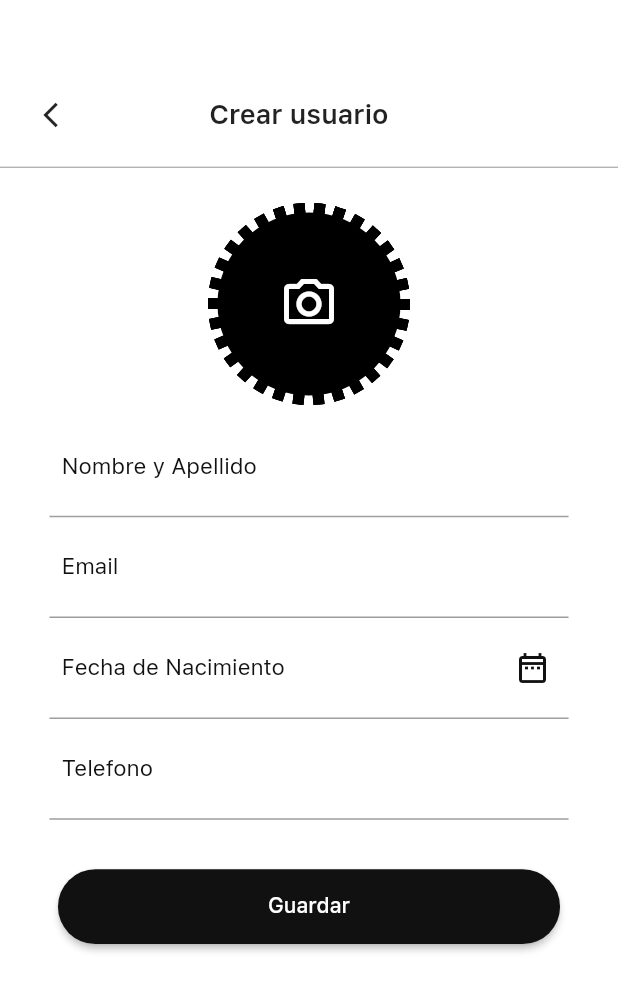
After one commit to arenauniverse/Softuvo-Flutter, a Flutter app: the CreateUserView screen opened directly, on a phone screen of 412 x 824 dp. The commit adds this screen. Shown: the top 991 px of the screen. Run offline on Flutter 3.47's test engine with Material 2 defaults, Android fonts, the phone set to English and light mode, and no system bars; our stand-ins replace flutter_svg, flutter_switch, google_sign_in; missing offline and left inert: flutter_facebook_login; project files that could hold a hidden picture were left out.

Commit message:
create user ui

```diff
--- a/lib/CommonWidgets/buttons.dart
+++ b/lib/CommonWidgets/buttons.dart
@@ -27,7 +27,9 @@ class ButtonsWidget extends StatelessWidget {
         crossAxisAlignment: CrossAxisAlignment.start,*/
         children: [
           image,
-          SizedBox(width: SizeConfig.blockSizeHorizontal * 8,),
+          SizedBox(
+            width: SizeConfig.blockSizeHorizontal * 8,
+          ),
           Text(title,
               style: TextStyle(
                   color: AppTheme.whiteColor,
--- a/lib/CommonWidgets/cammonMethods.dart
+++ b/lib/CommonWidgets/cammonMethods.dart
@@ -4,3 +4,13 @@ bool validateEmail(String value) {
   RegExp regex = new RegExp(pattern);
   return (!regex.hasMatch(value)) ? false : true;
 }
+
+bool validateMobile(String value) {
+  Pattern pattern = r'(^(?:[+0]9)?[0-9]{10,12}$)';
+  RegExp regex = new RegExp(pattern);
+  return (regex.hasMatch(value
+      .replaceAll(" ", "")
+      .replaceAll("(", "")
+      .replaceAll(")", "")
+      .replaceAll("-", "")));
+}
--- /dev/null
+++ b/lib/CreateUser/CreateUserView.dart
@@ -0,0 +1,287 @@
+import 'dart:math';
+import 'dart:ui';
+
+import 'package:arena_sports_app/theme.dart';
+import 'package:flutter/material.dart';
+
+import '../SizeConfig.dart';
+
+class CreateUserView extends StatefulWidget {
+  @override
+  _CreateUserViewState createState() => _CreateUserViewState();
+}
+
+class _CreateUserViewState extends State<CreateUserView> {
+  @override
+  Widget build(BuildContext context) {
+    return Scaffold(
+      body: Container(
+        margin: EdgeInsets.only(
+          top: SizeConfig.blockSizeVertical * 8.0,
+        ),
+        child: SingleChildScrollView(
+          physics: NeverScrollableScrollPhysics(),
+          child: Column(
+            crossAxisAlignment: CrossAxisAlignment.start,
+            children: [
+              Row(
+                children: [
+                  Container(
+                    margin: EdgeInsets.only(
+                        left: SizeConfig.blockSizeHorizontal * 7,
+                        right: SizeConfig.blockSizeHorizontal * 7),
+                    child: GestureDetector(
+                      onTap: () {
+                        Navigator.pop(context);
+                        // Get.back();
+                      },
+                      child: Icon(
+                        Icons.arrow_back_ios,
+                        size: 20.0,
+                      ),
+                    ),
+                  ),
+                  Center(
+                    child: Container(
+                      margin: EdgeInsets.only(
+                          left: SizeConfig.blockSizeHorizontal * 15),
+                      child: Text(
+                        "Crear usuario",
+                        style: TextStyle(
+                            fontFamily: AppTheme.appFont,
+                            fontWeight: FontWeight.w600,
+                            fontSize: 18),
+                      ),
+                    ),
+                  )
+                ],
+              ),
+              Container(
+                margin: EdgeInsets.only(top: SizeConfig.blockSizeVertical * 2),
+                child: Divider(
+                  thickness: 0.3,
+                  color: AppTheme.blackColor,
+                ),
+              ),
+              Center(
+                child: Container(
+                  child:
+                      CircularBorder() /*ClipRect(
+                    clipBehavior: Clip.hardEdge,
+                    child: CircleAvatar(
+                      radius: 50.0,
+                      child: Icon(
+                        Icons.camera_alt_outlined,
+                        color: AppTheme.whiteColor,
+                      ),
+                      backgroundColor: AppTheme.blackColor,
+                    ),
+                  )*/
+                  ,
+                  margin: EdgeInsets.only(
+                    top: SizeConfig.blockSizeVertical * 1,
+                  ),
+                ),
+              ),
+              Container(
+                margin: EdgeInsets.only(
+                    left: SizeConfig.blockSizeHorizontal * 8,
+                    right: SizeConfig.blockSizeHorizontal * 8),
+                child: Column(
+                  children: [
+                    TextFormField(
+                      cursorColor: Colors.black,
+                      validator: (value) {
+                        if (value == null || value == "") {
+                          return "Enter Valid Nombre y Apellido";
+                        }
+                      },
+                      onFieldSubmitted: (v) {},
+                      decoration: InputDecoration(
+                          contentPadding: EdgeInsets.only(
+                              top: SizeConfig.blockSizeVertical * 2,
+                              bottom: SizeConfig.blockSizeVertical * 2,
+                              left: SizeConfig.blockSizeVertical * 1),
+                          labelText: "Nombre y Apellido",
+                          labelStyle: TextStyle(
+                              fontFamily: AppTheme.appFont,
+                              fontSize: 15.0,
+                              color: AppTheme.blackColor)),
+                      keyboardType: TextInputType.text,
+                      textInputAction: TextInputAction.next,
+                    ),
+                    TextFormField(
+                      cursorColor: AppTheme.blackColor,
+                      decoration: InputDecoration(
+                          contentPadding: EdgeInsets.only(
+                              top: SizeConfig.blockSizeVertical * 2,
+                              bottom: SizeConfig.blockSizeVertical * 2,
+                              left: SizeConfig.blockSizeVertical * 1),
+                          labelText: "Email",
+                          labelStyle: TextStyle(
+                              fontSize: 15.0,
+                              fontFamily: AppTheme.appFont,
+                              color: AppTheme.blackColor)),
+                      keyboardType: TextInputType.emailAddress,
+                      textInputAction: TextInputAction.next,
+                    ),
+                    TextFormField(
+                      cursorColor: AppTheme.blackColor,
+                      validator: (value) {
+                        if (value == null || value == "") {
+                          return "Enter Valid Contraseña";
+                        }
+                      },
+                      onFieldSubmitted: (v) {},
+                      decoration: InputDecoration(
+                          suffixIcon: Icon(
+                            Icons.date_range_outlined,
+                            color: AppTheme.blackColor,
+                          ),
+                          contentPadding: EdgeInsets.only(
+                              top: SizeConfig.blockSizeVertical * 2,
+                              bottom: SizeConfig.blockSizeVertical * 2,
+                              left: SizeConfig.blockSizeVertical * 1),
+                          labelText: "Fecha de Nacimiento",
+                          labelStyle: TextStyle(
+                              fontSize: 15.0,
+                              fontFamily: AppTheme.appFont,
+                              color: AppTheme.blackColor)),
+                      keyboardType: TextInputType.text,
+                      textInputAction: TextInputAction.next,
+                    ),
+                    TextFormField(
+                      cursorColor: AppTheme.blackColor,
+                      validator: (value) {
+                        if (value == null || value == "") {
+                          return "Enter Valid Contraseña";
+                        }
+                      },
+                      onFieldSubmitted: (v) {},
+                      decoration: InputDecoration(
+                          contentPadding: EdgeInsets.only(
+                              top: SizeConfig.blockSizeVertical * 2,
+                              bottom: SizeConfig.blockSizeVertical * 2,
+                              left: SizeConfig.blockSizeVertical * 1),
+                          labelText: "Telefono ",
+                          labelStyle: TextStyle(
+                              fontSize: 15.0,
+                              fontFamily: AppTheme.appFont,
+                              color: AppTheme.blackColor)),
+                      keyboardType: TextInputType.text,
+                      textInputAction: TextInputAction.next,
+                    )
+                  ],
+                ),
+              ),
+              Center(
+                child: Container(
+                  margin: EdgeInsets.symmetric(
+                    vertical: SizeConfig.blockSizeVertical * 4,
+                  ),
+                  child: RaisedButton(
+                    padding: EdgeInsets.symmetric(
+                        horizontal: SizeConfig.blockSizeHorizontal * 34,
+                        vertical: SizeConfig.blockSizeVertical * 2),
+                    onPressed: () {},
+                    color: AppTheme.blackColor,
+                    shape: RoundedRectangleBorder(
+                      borderRadius: new BorderRadius.circular(25.0),
+                    ),
+                    child: Text("Guardar",
+                        style: TextStyle(
+                            color: AppTheme.whiteColor,
+                            fontWeight: FontWeight.w500,
+                            fontFamily: AppTheme.appFont)),
+                  ),
+                ),
+              ),
+            ],
+          ),
+        ),
+      ),
+    );
+  }
+}
+
+class CircularBorder extends StatelessWidget {
+  final Color color;
+  final double size;
+  final double width;
+  final Widget icon;
+
+  const CircularBorder(
+      {Key key,
+      this.color = Colors.blue,
+      this.size = 150,
+      this.width = 7.0,
+      this.icon})
+      : super(key: key);
+
+  @override
+  Widget build(BuildContext context) {
+    return Container(
+      color: Colors.white,
+      height: size,
+      width: size,
+      alignment: Alignment.center,
+      child: Stack(
+        alignment: Alignment.center,
+        children: <Widget>[
+          icon == null ? Container() : icon,
+          CustomPaint(
+            child: CircleAvatar(
+              radius: 64,
+              backgroundColor: Colors.white,
+              child: CircleAvatar(
+                radius: 61,
+                backgroundColor: Colors.black,
+                child: Icon(
+                  Icons.camera_alt_outlined,
+                  color: AppTheme.whiteColor,
+                  size: 40,
+                ),
+              ),
+            ),
+            /* size: Size(size, size),*/
+            foregroundPainter:
+                new MyPainter(completeColor: Colors.black, width: 10),
+            isComplex: true,
+          ),
+        ],
+      ),
+    );
+  }
+}
+
+class MyPainter extends CustomPainter {
+  Color lineColor = Colors.transparent;
+  Color completeColor;
+  double width;
+  Size size;
+  MyPainter({this.completeColor, this.width});
+  @override
+  void paint(Canvas canvas, Size size) {
+    Paint complete = new Paint()
+      ..color = completeColor
+      ..strokeCap = StrokeCap.square
+      ..style = PaintingStyle.stroke
+      ..strokeWidth = width / 1.5;
+    Offset center = new Offset(size.width / 2, size.height / 2);
+    double radius = min(size.width / 1.5, size.height / 2);
+    var percent = (size.width * 0.0005) / 2;
+
+    double arcAngle = 0.1 * pi * percent;
+    for (var i = 0; i < 100; i++) {
+      var init = (-pi / 5) * (i / 3);
+
+      canvas.drawArc(new Rect.fromCircle(center: center, radius: radius), init,
+          arcAngle, false, complete);
+    }
+  }
+
+  @override
+  bool shouldRepaint(CustomPainter oldDelegate) {
+    return true;
+  }
+}
--- a/lib/LogIn/Login_View.dart
+++ b/lib/LogIn/Login_View.dart
@@ -13,9 +13,12 @@ class LoginView extends StatefulWidget {
 }
 
 class _LoginViewState extends State<LoginView> {
+  final _formKey = GlobalKey<FormState>();
   @override
   Widget build(BuildContext context) {
-    return Scaffold(
+    return Form(
+      key: _formKey,
+      child: Scaffold(
         body: Container(
           margin: EdgeInsets.only(
               top: SizeConfig.blockSizeVertical * 8.0,
@@ -51,17 +54,23 @@ class _LoginViewState extends State<LoginView> {
                 ),
                 Row(
                   children: [
-                  Text("No tiene cuenta? ",  style: TextStyle(fontWeight: FontWeight.w500),),
+                    Text(
+                      "No tiene cuenta? ",
+                      style: TextStyle(fontWeight: FontWeight.w500),
+                    ),
                     GestureDetector(
                       onTap: () {
                         Navigator.push(
                           context,
-                        MaterialPageRoute(builder: (context) => RegisterView()),
+                          MaterialPageRoute(
+                              builder: (context) => RegisterView()),
                         );
                       },
                       child: Text(
                         "Crear usuario",
-                      style: TextStyle(color: AppTheme.blueColor,fontWeight: FontWeight.w500),
+                        style: TextStyle(
+                            color: AppTheme.blueColor,
+                            fontWeight: FontWeight.w500),
                       ),
                     )
                   ],
@@ -92,12 +101,12 @@ class _LoginViewState extends State<LoginView> {
                 ),
                 TextFormField(
                   cursorColor: AppTheme.blackColor,
-                /*  validator: (value) {
+                  validator: (value) {
                     if (value == null || value == "") {
                       return "Enter Valid Contraseña";
                     }
                   },
-                onFieldSubmitted: (v) {},*/
+                  /*      onFieldSubmitted: (v) {},*/
                   decoration: InputDecoration(
                       suffixIcon: Icon(
                         Icons.remove_red_eye_rounded,
@@ -126,7 +135,11 @@ class _LoginViewState extends State<LoginView> {
                     padding: EdgeInsets.symmetric(
                         horizontal: SizeConfig.blockSizeHorizontal * 34,
                         vertical: SizeConfig.blockSizeVertical * 2),
-                  onPressed: () {},
+                    onPressed: () {
+                      if (_formKey.currentState.validate()) {
+                        print("true");
+                      }
+                    },
                     color: AppTheme.blackColor,
                     shape: RoundedRectangleBorder(
                       borderRadius: new BorderRadius.circular(25.0),
@@ -142,13 +155,17 @@ class _LoginViewState extends State<LoginView> {
                   onTap: () {
                     Navigator.push(
                       context,
-                    MaterialPageRoute(builder: (context) => ForgetPasswordView()),
+                      MaterialPageRoute(
+                          builder: (context) => ForgetPasswordView()),
                     );
                   },
                   child: Center(
                     child: Text(
                       'Recuperar contraseña',
-                    style: TextStyle(fontSize: 14.0, color: AppTheme.blueColor,fontWeight: FontWeight.w600),
+                      style: TextStyle(
+                          fontSize: 14.0,
+                          color: AppTheme.blueColor,
+                          fontWeight: FontWeight.w600),
                     ),
                   ),
                 )
@@ -156,6 +173,7 @@ class _LoginViewState extends State<LoginView> {
             ),
           ),
         ),
+      ),
     );
   }
 }
--- a/lib/Register/Register_View.dart
+++ b/lib/Register/Register_View.dart
@@ -1,3 +1,4 @@
+import 'package:arena_sports_app/CreateUser/CreateUserView.dart';
 import 'package:arena_sports_app/LogIn/Login_View.dart';
 import 'package:arena_sports_app/SizeConfig.dart';
 import 'package:arena_sports_app/theme.dart';
@@ -17,7 +18,7 @@ class _RegisterViewState extends State<RegisterView> {
         margin: EdgeInsets.only(
             top: SizeConfig.blockSizeVertical * 8.0,
             left: SizeConfig.blockSizeHorizontal * 8,
-            right: SizeConfig.blockSizeHorizontal * 7),
+            right: SizeConfig.blockSizeHorizontal * 8),
         child: SingleChildScrollView(
           physics: NeverScrollableScrollPhysics(),
           child: Column(
@@ -205,9 +206,14 @@ class _RegisterViewState extends State<RegisterView> {
                 ),
                 child: RaisedButton(
                   padding: EdgeInsets.symmetric(
-                      horizontal: SizeConfig.blockSizeHorizontal * 34,
+                      horizontal: SizeConfig.blockSizeHorizontal * 32,
                       vertical: SizeConfig.blockSizeVertical * 2),
-                  onPressed: () {},
+                  onPressed: () {
+                    Navigator.push(
+                      context,
+                      MaterialPageRoute(builder: (context) => CreateUserView()),
+                    );
+                  },
                   color: AppTheme.blackColor,
                   shape: RoundedRectangleBorder(
                     borderRadius: new BorderRadius.circular(25.0),
```
Also changed, not shown: 3 other files. Lines whose indentation alone changed are shown as unchanged.
